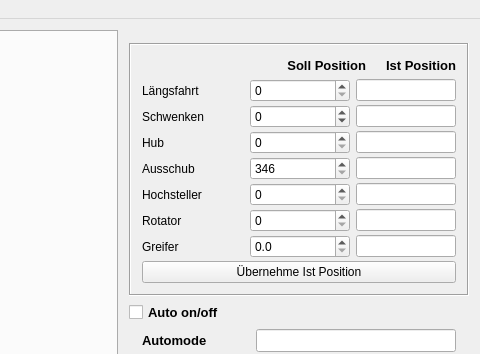
Above: mainwindow.ui from LaurinCoder/Robokran before the change; both pictures show x 573 to 1053 and y 0 to 354 of the 1053 by 800 pixel window. Below: the same form after it.
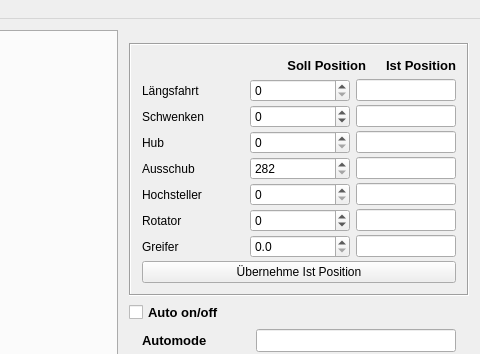
That is the form after the change.

Commit message: Weitere Änderungen für zusätzliche Achsen und Laserscanner

```diff
--- a/mainwindow.ui
+++ b/mainwindow.ui
@@ -1861,13 +1861,16 @@
               </size>
              </property>
              <property name="minimum">
-              <number>346</number>
+              <number>282</number>
              </property>
              <property name="maximum">
-              <number>1500</number>
+              <number>600</number>
              </property>
              <property name="singleStep">
-              <number>10</number>
+              <number>1</number>
+             </property>
+             <property name="value">
+              <number>282</number>
              </property>
             </widget>
            </item>
@@ -1964,6 +1967,12 @@
                <height>0</height>
               </size>
              </property>
+             <property name="minimum">
+              <number>-360</number>
+             </property>
+             <property name="maximum">
+              <number>360</number>
+             </property>
             </widget>
            </item>
            <item>
```
Left out of the diff: 3 changed lines with no effect on the pictures. The commit also changes 2 other files.
